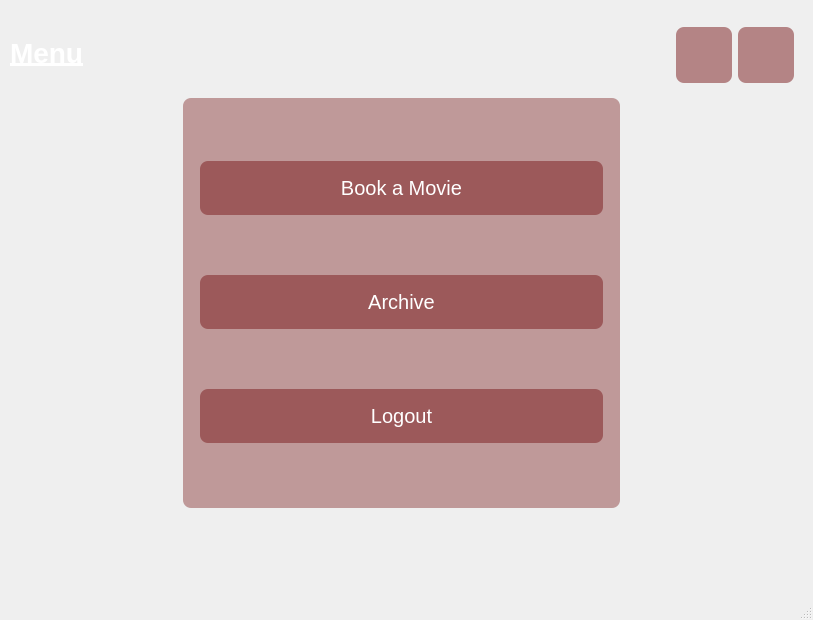
Old version of the form menu.ui in the repository ItsArtaz/cinema_management.
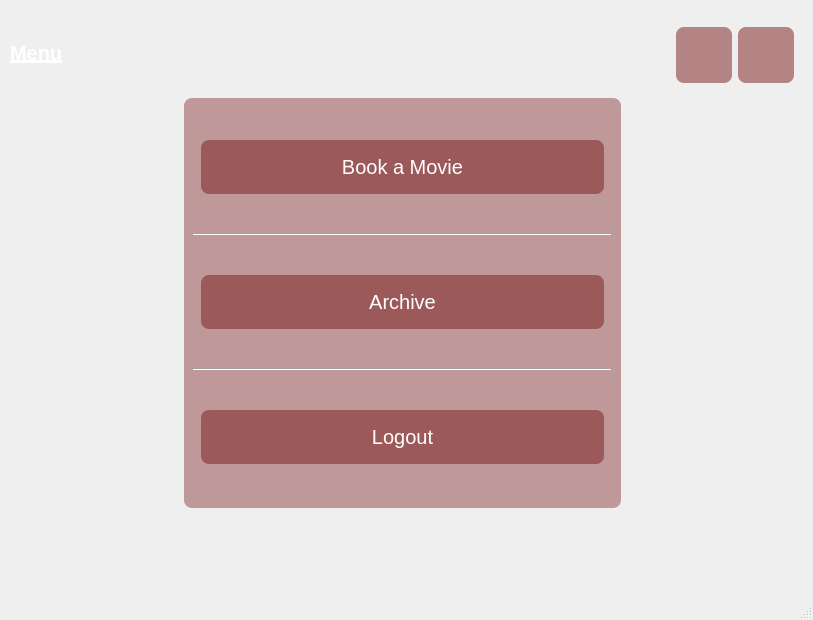
New version of the form. Icons and pictures are not drawn.

```diff
--- a/menu.ui
+++ b/menu.ui
@@ -245,13 +245,19 @@
          </property>
          <property name="minimumSize">
           <size>
-           <width>60</width>
-           <height>44</height>
+           <width>168</width>
+           <height>54</height>
+          </size>
+         </property>
+         <property name="maximumSize">
+          <size>
+           <width>168</width>
+           <height>54</height>
           </size>
          </property>
          <property name="font">
           <font>
-           <pointsize>21</pointsize>
+           <pointsize>15</pointsize>
            <weight>75</weight>
            <bold>true</bold>
            <underline>true</underline>
@@ -320,6 +326,13 @@
             </property>
            </widget>
           </item>
+          <item>
+           <widget class="Line" name="line">
+            <property name="orientation">
+             <enum>Qt::Horizontal</enum>
+            </property>
+           </widget>
+          </item>
           <item alignment="Qt::AlignHCenter">
            <widget class="QPushButton" name="archive_btn">
             <property name="sizePolicy">
@@ -350,6 +363,13 @@
             </property>
            </widget>
           </item>
+          <item>
+           <widget class="Line" name="line_2">
+            <property name="orientation">
+             <enum>Qt::Horizontal</enum>
+            </property>
+           </widget>
+          </item>
           <item alignment="Qt::AlignHCenter">
            <widget class="QPushButton" name="exit_btn">
             <property name="sizePolicy">
```
